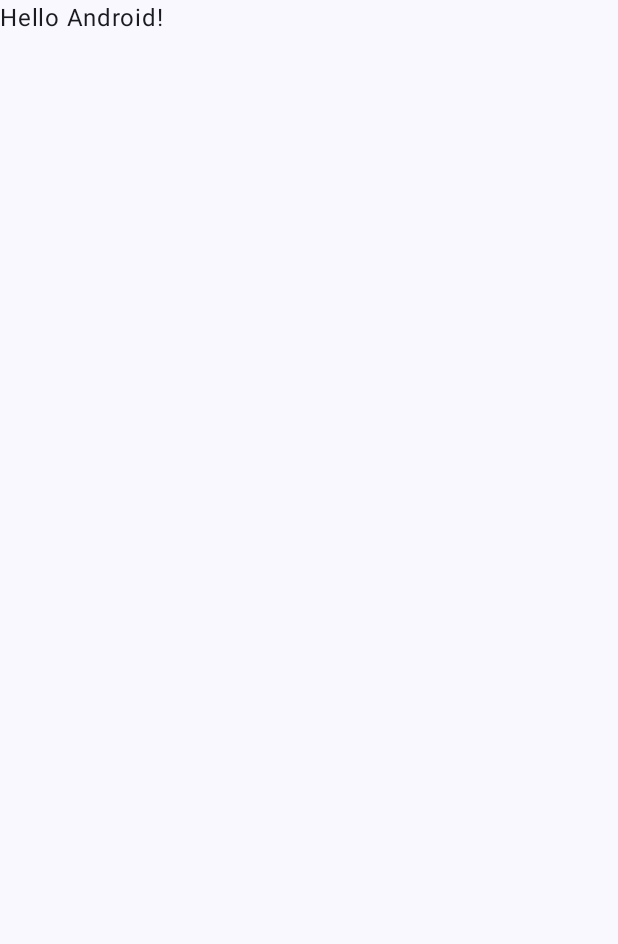
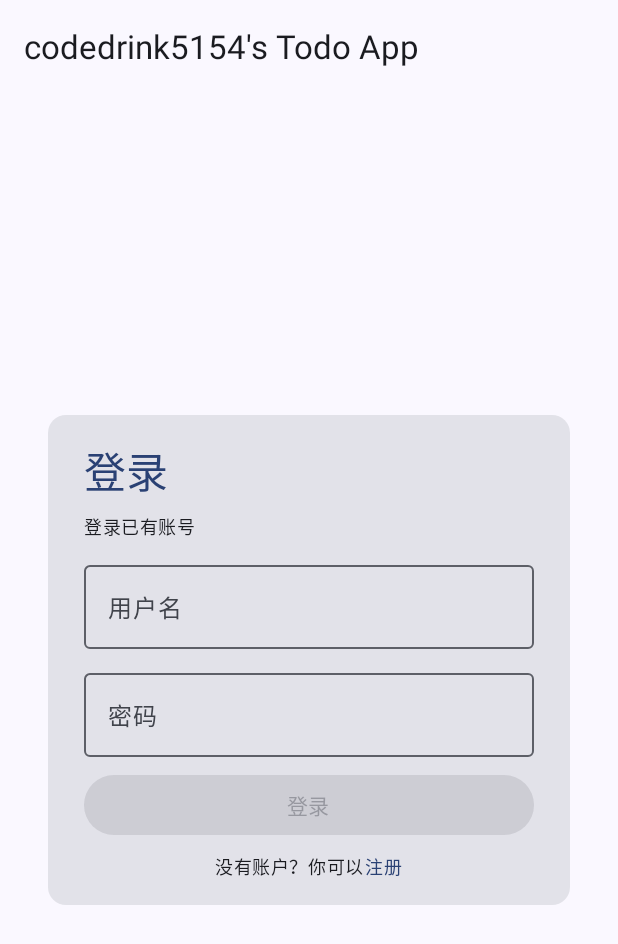
Before and after one commit to codedrink5154/todoapp, an Android app built with Jetpack Compose: the screen it shows after launch (MainActivity), on a phone screen of 412 x 824 dp. Before the commit the part shown is almost empty. Shown: the top 944 px of the screen. Run offline under Robolectric (Android 15) with nearby library versions, the phone set to English and light mode, and no system bars; our stand-ins replace Navigation 3; libraries missing offline, so code that uses them is left out: androidx.navigationevent.compose.

Commit message:
feat: 初步建立文件层次结构，完成登录注册界面

```diff
--- a/app/build.gradle.kts
+++ b/app/build.gradle.kts
@@ -1,6 +1,7 @@
 plugins {
     alias(libs.plugins.android.application)
     alias(libs.plugins.kotlin.compose)
+    alias(libs.plugins.kotlin.serialization)
 }
 
 android {
@@ -45,6 +46,7 @@ dependencies {
     implementation(libs.androidx.compose.ui.tooling.preview)
     implementation(libs.androidx.core.ktx)
     implementation(libs.androidx.lifecycle.runtime.ktx)
+    implementation("androidx.lifecycle:lifecycle-viewmodel-compose:2.10.0")
     testImplementation(libs.junit)
     androidTestImplementation(platform(libs.androidx.compose.bom))
     androidTestImplementation(libs.androidx.compose.ui.test.junit4)
@@ -52,4 +54,6 @@ dependencies {
     androidTestImplementation(libs.androidx.junit)
     debugImplementation(libs.androidx.compose.ui.test.manifest)
     debugImplementation(libs.androidx.compose.ui.tooling)
+    implementation(libs.androidx.navigation3.runtime)
+    implementation(libs.androidx.navigation3.ui)
 }
--- a/app/src/main/java/io/github/codedrink5154/todoapp/MainActivity.kt
+++ b/app/src/main/java/io/github/codedrink5154/todoapp/MainActivity.kt
@@ -6,42 +6,29 @@ import androidx.activity.compose.setContent
 import androidx.activity.enableEdgeToEdge
 import androidx.compose.foundation.layout.fillMaxSize
 import androidx.compose.foundation.layout.padding
+import androidx.compose.material3.ExperimentalMaterial3Api
 import androidx.compose.material3.Scaffold
 import androidx.compose.material3.Text
 import androidx.compose.runtime.Composable
 import androidx.compose.ui.Modifier
 import androidx.compose.ui.tooling.preview.Preview
 import io.github.codedrink5154.todoapp.ui.theme.TodoAppTheme
+import io.github.codedrink5154.todoapp.ui.screen.MainScreen
 
+@ExperimentalMaterial3Api
 class MainActivity : ComponentActivity() {
     override fun onCreate(savedInstanceState: Bundle?) {
         super.onCreate(savedInstanceState)
         enableEdgeToEdge()
+
+        // Activity 完成初始化后再读取 Context 相关的登录状态。
+        val lastUser = getSharedPreferences("lastUser", MODE_PRIVATE)
+            .getString("lastUser", null)
+
         setContent {
             TodoAppTheme {
-                Scaffold(modifier = Modifier.fillMaxSize()) { innerPadding ->
-                    Greeting(
-                        name = "Android",
-                        modifier = Modifier.padding(innerPadding)
-                    )
-                }
+                MainScreen(lastUser)
             }
         }
     }
 }
-
-@Composable
-fun Greeting(name: String, modifier: Modifier = Modifier) {
-    Text(
-        text = "Hello $name!",
-        modifier = modifier
-    )
-}
-
-@Preview(showBackground = true)
-@Composable
-fun GreetingPreview() {
-    TodoAppTheme {
-        Greeting("Android")
-    }
-}
--- /dev/null
+++ b/app/src/main/java/io/github/codedrink5154/todoapp/navigation/NavKeys.kt
@@ -0,0 +1,17 @@
+package io.github.codedrink5154.todoapp.navigation
+
+import kotlinx.serialization.Serializable
+import androidx.navigation3.runtime.NavKey
+
+// 定义页面
+@Serializable
+data object TodoList : NavKey
+
+@Serializable
+data object Focus : NavKey
+
+@Serializable
+data object Auth : NavKey
+
+@Serializable
+data object User : NavKey
--- /dev/null
+++ b/app/src/main/java/io/github/codedrink5154/todoapp/ui/screen/AuthScreen.kt
@@ -0,0 +1,249 @@
+package io.github.codedrink5154.todoapp.ui.screen
+
+import android.app.Activity
+import android.content.Context
+import android.content.Intent
+import android.widget.Toast
+import androidx.compose.foundation.clickable
+import androidx.compose.foundation.layout.*
+import androidx.compose.material3.*
+import androidx.compose.runtime.Composable
+import androidx.compose.runtime.getValue
+import androidx.compose.runtime.mutableStateOf
+import androidx.compose.runtime.saveable.rememberSaveable
+import androidx.compose.runtime.setValue
+import androidx.compose.ui.Alignment
+import androidx.compose.ui.Modifier
+import androidx.compose.ui.platform.LocalContext
+import androidx.compose.ui.unit.dp
+import androidx.compose.ui.text.input.PasswordVisualTransformation
+import androidx.compose.ui.text.input.VisualTransformation
+import androidx.lifecycle.compose.collectAsStateWithLifecycle
+import androidx.lifecycle.viewmodel.compose.viewModel
+import io.github.codedrink5154.todoapp.MainActivity
+import io.github.codedrink5154.todoapp.viewmodel.AuthViewModel
+
+// 注册新的用户
+fun registerNewAccount(context: Context, name: String, passwd: String): Boolean {
+    TODO("需要更加完善的注册机制, 而不是使用sharedPreferences")
+    val sharedPreference = context.getSharedPreferences("shadow", Context.MODE_PRIVATE)
+
+    // 读取指定用户的密码
+    val realPassword = sharedPreference.getString(name, null)
+
+    // 如果不为空，说明这个用户已经存在，不予注册
+    if (realPassword != null) {
+        return false
+    } else {
+        // 注册并apply()
+        with(sharedPreference.edit()) {
+            putString(name, passwd)
+            apply()
+        }
+        return true
+    }
+}
+
+// 登录,返回一个Boolean，表示登录是否成功
+fun tryLogin(context: Context, name: String, password: String): Boolean {
+    // 读取shadow.xml,创建sp对象
+    val sharedPreference = context.getSharedPreferences("shadow", Context.MODE_PRIVATE)
+    val realPassword = sharedPreference.getString(name, null)
+
+    var res = false
+
+    if (realPassword == password) {
+        res = true
+        // 持久化登录状态，通过sp实现
+        val isLogged = context.getSharedPreferences("log_state", Context.MODE_PRIVATE)
+        with(isLogged.edit()) {
+            // 写入
+            putBoolean("isLogged", true)
+            apply()
+        }
+    }
+
+    return res
+}
+
+@Composable
+fun AuthScreen(viewModel: AuthViewModel = viewModel()) {
+    val isRegister = viewModel.isRegister.collectAsStateWithLifecycle().value
+
+    val userName = viewModel.name.collectAsStateWithLifecycle().value
+    val password = viewModel.password.collectAsStateWithLifecycle().value
+    val repeatPassword = viewModel.repeatPassword.collectAsStateWithLifecycle().value
+
+    // 获取context
+    val context = LocalContext.current
+
+    Column(
+        // 防止输入法挡住输入框
+        modifier = Modifier.fillMaxSize().imePadding().padding(horizontal = 24.dp),
+        verticalArrangement = Arrangement.spacedBy(8.dp)
+    ) {
+        Text(
+            text = if (isRegister) "注册" else "登录",
+            style = MaterialTheme.typography.headlineLarge,
+            color = MaterialTheme.colorScheme.primary,
+        )
+
+        Box(
+            modifier = Modifier.weight(1f).fillMaxWidth(),
+            contentAlignment = Alignment.Center,
+        ) {
+            Card(
+                modifier =
+                    Modifier.fillMaxWidth()
+                        .padding(horizontal = 8.dp, vertical = 16.dp),
+            ) {
+                Column(
+                    modifier = Modifier.padding(horizontal = 24.dp, vertical = 16.dp),
+                    verticalArrangement = Arrangement.spacedBy(8.dp),
+                ) {
+                    if (!isRegister) {
+                        Text(
+                            text = "登录",
+                            style = MaterialTheme.typography.headlineMedium,
+                            color = MaterialTheme.colorScheme.primary,
+                        )
+                        Text(
+                            text = "登录已有账号",
+                            style = MaterialTheme.typography.bodySmall,
+                            color = MaterialTheme.colorScheme.onBackground,
+                        )
+                    } else {
+                        Text(
+                            text = "注册",
+                            style = MaterialTheme.typography.headlineMedium,
+                            color = MaterialTheme.colorScheme.primary,
+                        )
+                        Text(
+                            text = "创建新账号",
+                            style = MaterialTheme.typography.bodySmall,
+                            color = MaterialTheme.colorScheme.onBackground,
+                        )
+                    }
+
+                    // 输入用户名
+                    OutlinedTextField(
+                        value = userName,
+                        onValueChange = { viewModel.updateName(it) },
+                        label = { Text("用户名") },
+                        placeholder = { Text("输入用户名") },
+                        singleLine = true,
+                        modifier = Modifier.fillMaxWidth(),
+                    )
+                    // 输入密码
+                    OutlinedTextField(
+                        value = password,
+                        onValueChange = { viewModel.updatePassword(it) },
+                        label = { Text("密码") },
+                        placeholder = { Text("输入密码") },
+                        singleLine = true,
+                        visualTransformation = PasswordVisualTransformation('*'),
+                        modifier = Modifier.fillMaxWidth(),
+                    )
+
+                    if (!isRegister) {
+                        Button(
+                            onClick = {
+                                if (tryLogin(context, userName, password)) {
+                                    Toast.makeText(context, "登录成功!", Toast.LENGTH_SHORT).show()
+                                } else {
+                                    Toast.makeText(context, "用户名或密码错误", Toast.LENGTH_SHORT).show()
+                                    viewModel.updatePassword("")
+                                }
+                            },
+                            enabled = userName.isNotEmpty() && password.isNotEmpty(),
+                            modifier = Modifier.fillMaxWidth(),
+                        ) {
+                            Text(
+                                text = "登录",
+                            )
+                        }
+                        Row(
+                            modifier = Modifier.fillMaxWidth(),
+                            horizontalArrangement = Arrangement.Center,
+                            verticalAlignment = Alignment.CenterVertically,
+                        ) {
+                            Text(
+                                text = "没有账户？你可以",
+                                style = MaterialTheme.typography.bodySmall,
+                                color = MaterialTheme.colorScheme.onBackground,
+                            )
+                            Text(
+                                modifier =
+                                    Modifier.clickable(onClick = { viewModel.switchRegisterState() }),
+                                text = "注册",
+                                style = MaterialTheme.typography.bodySmall,
+                                color = MaterialTheme.colorScheme.primary,
+                            )
+                        }
+                    } else {
+                        // 如果是注册页面的话
+                        OutlinedTextField(
+                            value = repeatPassword,
+                            onValueChange = { viewModel.updateRepeatPassword(it) },
+                            label = { Text("重复密码") },
+                            placeholder = { Text("请重复密码") },
+                            singleLine = true,
+                            visualTransformation = PasswordVisualTransformation('*'),
+                            modifier = Modifier.fillMaxWidth(),
+                        )
+                        if (repeatPassword.isNotEmpty() && password != repeatPassword) {
+                            Text(
+                                text = "两次输入的密码不一致",
+                                style = MaterialTheme.typography.bodySmall,
+                                color = MaterialTheme.colorScheme.error,
+                            )
+                        }
+                        Button(
+                            // 在这里切换Activity
+                            onClick = {
+                                val res = registerNewAccount(context, userName, password)
+                                if (res) {
+                                    Toast.makeText(context, "注册成功!", Toast.LENGTH_SHORT).show()
+                                    viewModel.switchRegisterState()
+                                } else {
+                                    Toast.makeText(context, "该用户已存在,注册失败!", Toast.LENGTH_SHORT).show()
+                                    viewModel.updateName("")
+                                    viewModel.updatePassword("")
+                                    viewModel.updateRepeatPassword("")
+
+                                }
+                            },
+
+                            enabled =
+                                userName.isNotEmpty() &&
+                                        password.isNotEmpty() &&
+                                        repeatPassword.isNotEmpty() &&
+                                        password == repeatPassword,
+                            modifier = Modifier.fillMaxWidth(),
+                        ) { Text("注册") }
+                        Row(
+                            modifier = Modifier.fillMaxWidth(),
+                            horizontalArrangement = Arrangement.Center,
+                            verticalAlignment = Alignment.CenterVertically,
+                        ) {
+                            Text(
+                                text = "已有账户？",
+                                style = MaterialTheme.typography.bodySmall,
+                                color = MaterialTheme.colorScheme.onBackground,
+                            )
+                            Text(
+                                modifier =
+                                    Modifier.clickable(
+                                        onClick = { viewModel.switchRegisterState() }
+                                    ),
+                                text = "登录",
+                                style = MaterialTheme.typography.bodySmall,
+                                color = MaterialTheme.colorScheme.primary,
+                            )
+                        }
+                    }
+                }
+            }
+        }
+    }
+}
--- /dev/null
+++ b/app/src/main/java/io/github/codedrink5154/todoapp/ui/screen/MainScreen.kt
@@ -0,0 +1,53 @@
+package io.github.codedrink5154.todoapp.ui.screen
+
+import androidx.compose.material3.ExperimentalMaterial3Api
+import androidx.compose.material3.NavigationBar
+import androidx.compose.material3.Scaffold
+import androidx.compose.material3.TopAppBar
+import androidx.compose.material3.Text
+import androidx.compose.runtime.Composable
+import androidx.navigation3.runtime.rememberNavBackStack
+import androidx.navigation3.ui.NavDisplay
+import androidx.navigation3.runtime.entryProvider
+import androidx.navigationevent.compose.NavigationEventDispatcherOwnerHostDefaultKey
+import io.github.codedrink5154.todoapp.navigation.Auth
+import io.github.codedrink5154.todoapp.navigation.BottomNavBar
+import io.github.codedrink5154.todoapp.navigation.TodoList
+import io.github.codedrink5154.todoapp.navigation.Focus
+import io.github.codedrink5154.todoapp.navigation.User
+import io.github.codedrink5154.todoapp.ui.theme.TodoAppTheme
+import io.github.codedrink5154.todoapp.ui.screen.AuthScreen
+import io.github.codedrink5154.todoapp.ui.screen.FocusScreen
+import kotlin.experimental.ExperimentalNativeApi
+
+@ExperimentalMaterial3Api
+@Composable
+fun MainScreen(user: String?) {
+
+    // 若user为null，说明没有保存登录状态，进入登录界面
+    // 反之，则直接进入主界面
+    val backStack = if (user == null) rememberNavBackStack(Auth) else rememberNavBackStack(TodoList)
+
+    Scaffold(
+        topBar = {
+            TopAppBar(
+                title = { Text("codedrink5154's Todo App") }
+            )
+        },
+        bottomBar = {
+            if (user != null) {
+                BottomNavBar(backStack.lastOrNull() ?: TodoList)
+            }
+        }
+    ) {
+        NavDisplay(
+            backStack = backStack,
+            onBack = { backStack.removeLastOrNull() },
+            entryProvider = entryProvider {
+                entry<Auth> { AuthScreen() }
+                entry<TodoList> { TodoListScreen() }
+                entry<Focus> { FocusScreen() }
+            }
+        )
+    }
+}
--- /dev/null
+++ b/app/src/main/java/io/github/codedrink5154/todoapp/viewmodel/AuthViewModel.kt
@@ -0,0 +1,40 @@
+package io.github.codedrink5154.todoapp.viewmodel
+
+import androidx.lifecycle.ViewModel
+import kotlinx.coroutines.flow.MutableStateFlow
+import androidx.compose.runtime.getValue
+import androidx.compose.runtime.setValue
+import kotlinx.coroutines.flow.StateFlow
+import kotlinx.coroutines.flow.asSharedFlow
+import kotlinx.coroutines.flow.asStateFlow
+import kotlinx.coroutines.flow.update
+
+class AuthViewModel : ViewModel() {
+    private val _isRegister = MutableStateFlow(false)
+
+    private var _name = MutableStateFlow("")
+    private var _password = MutableStateFlow("")
+    private var _repeatPassword = MutableStateFlow("")
+
+    val isRegister: StateFlow<Boolean> = _isRegister.asStateFlow()
+
+    val name: StateFlow<String> = _name.asStateFlow()
+    val password: StateFlow<String> = _password.asStateFlow()
+    val repeatPassword: StateFlow<String> = _repeatPassword.asStateFlow()
+
+    fun updateName(name: String) {
+        _name.update { name }
+    }
+
+    fun updatePassword(passwd: String) {
+        _password.update { passwd }
+    }
+
+    fun updateRepeatPassword(passwd: String) {
+        _repeatPassword.update { passwd }
+    }
+
+    fun switchRegisterState() {
+        _isRegister.update { !it }
+    }
+}
--- a/gradle/libs.versions.toml
+++ b/gradle/libs.versions.toml
@@ -8,6 +8,7 @@ lifecycleRuntimeKtx = "2.11.0"
 activityCompose = "1.13.0"
 kotlin = "2.2.10"
 composeBom = "2026.02.01"
+navigation3 = "1.2.1"
 
 [libraries]
 androidx-core-ktx = { group = "androidx.core", name = "core-ktx", version.ref = "coreKtx" }
@@ -24,7 +25,10 @@ androidx-compose-ui-tooling-preview = { group = "androidx.compose.ui", name = "u
 androidx-compose-ui-test-manifest = { group = "androidx.compose.ui", name = "ui-test-manifest" }
 androidx-compose-ui-test-junit4 = { group = "androidx.compose.ui", name = "ui-test-junit4" }
 androidx-compose-material3 = { group = "androidx.compose.material3", name = "material3" }
+androidx-navigation3-runtime = { group = "androidx.navigation3", name = "navigation3-runtime", version.ref = "navigation3" }
+androidx-navigation3-ui = { group = "androidx.navigation3", name = "navigation3-ui", version.ref = "navigation3" }
 
 [plugins]
 android-application = { id = "com.android.application", version.ref = "agp" }
 kotlin-compose = { id = "org.jetbrains.kotlin.plugin.compose", version.ref = "kotlin" }
+kotlin-serialization = { id = "org.jetbrains.kotlin.plugin.serialization", version.ref = "kotlin" }
```
Also changed, not shown: app/src/main/java/io/github/codedrink5154/todoapp/navigation/BottomNavBar.kt (added, +13 -0 lines), app/src/main/java/io/github/codedrink5154/todoapp/ui/screen/FocusScreen.kt (added, +8 -0 lines), app/src/main/java/io/github/codedrink5154/todoapp/ui/screen/TodoListScreen.kt (added, +9 -0 lines), app/src/main/java/io/github/codedrink5154/todoapp/ui/screen/UserScreen.kt (added, +8 -0 lines).
